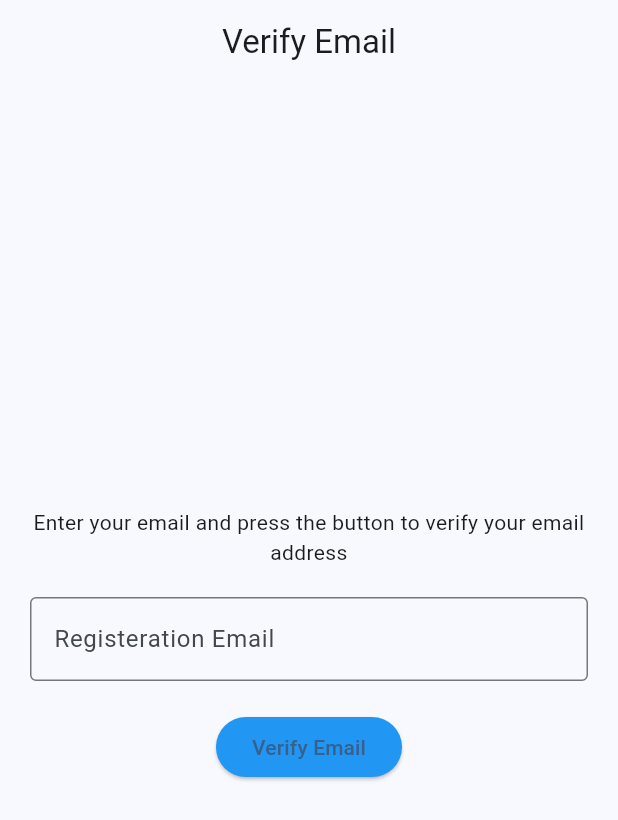
After one commit to BIGboss248/flutter-currency-project, a Flutter app: the VerifyEmailPage screen opened by its route, on a phone screen of 412 x 824 dp. The commit adds this screen. Shown: the top 820 px of the screen. Run offline on Flutter 3.47's test engine with Material 3 defaults, Android fonts, the phone set to English and light mode, and no system bars; our stand-ins replace firebase_auth, firebase_core, go_router, shared_preferences; accounts and stored records are empty; generated files the repository leaves out were written again; network calls fail.

Commit message:
added verification page

```diff
--- a/lib/constants/routes.dart
+++ b/lib/constants/routes.dart
@@ -2,3 +2,4 @@ const String mainPageRoute = '/';
 const String transactionsPageRoute = '/transactions';
 const String loginPageRoute = '/login';
 const String registerPageRoute = '/register';
+const String verifyEmailPageRoute = '/verify-email';
--- a/lib/main.dart
+++ b/lib/main.dart
@@ -6,6 +6,7 @@ import 'package:flutter_application_2/pages/login_page.dart';
 import 'package:flutter_application_2/pages/regiteration_page.dart';
 import 'package:flutter_application_2/pages/transactions.dart';
 import 'package:flutter_application_2/pages/home.dart';
+import 'package:flutter_application_2/pages/verify_email_page.dart';
 import 'package:flutter_application_2/widgets/theme_change.dart';
 import 'package:go_router/go_router.dart';
 import 'firebase_options.dart';
@@ -29,6 +30,13 @@ final _router = GoRouter(
     GoRoute(
       path: registerPageRoute,
       builder: (context, state) => RegisterationPage(pageIndex: 3),
+    ),
+    GoRoute(
+      path: verifyEmailPageRoute,
+      builder: (context, state) {
+        final email = state.uri.queryParameters['email'];
+        return VerifyEmailPage(pageIndex: 4, email: email);
+      },
     ),
   ],
 );
--- a/lib/pages/regiteration_page.dart
+++ b/lib/pages/regiteration_page.dart
@@ -1,6 +1,9 @@
 import 'package:firebase_auth/firebase_auth.dart';
 import 'package:flutter/material.dart';
+import 'package:flutter_application_2/constants/routes.dart';
 import 'dart:developer' as developer;
+
+import 'package:go_router/go_router.dart';
 
 class RegisterationPage extends StatefulWidget {
   const RegisterationPage({super.key, required this.pageIndex});
@@ -101,14 +104,17 @@ class _RegisterationPageState extends State<RegisterationPage> {
                     "User registered: ${userCredential.user?.email}",
                     level: 200,
                   );
-                  final user = FirebaseAuth.instance.currentUser;
                   developer.log(
-                    "Verifing user Email ${userCredential.user?.email}",
+                    "Sending user ${userCredential.user?.email} to verification page",
                     level: 200,
                   );
-                  setState(() {
-                    userVerifiEmailFuture = user?.sendEmailVerification();
-                  });
+                  developer.log(
+                    "Routing to $verifyEmailPageRoute?email=${_emailController.text}",
+                    level: 200,
+                  );
+                  context.push(
+                    "$verifyEmailPageRoute?email=${_emailController.text}",
+                  );
                 } on FirebaseAuthException catch (e) {
                   // if (!mounted) return; //* GPT said i should add this to get rid of context warning IDK what it dose so i comment it out
                   switch (e.code) {
--- /dev/null
+++ b/lib/pages/verify_email_page.dart
@@ -0,0 +1,105 @@
+import 'package:firebase_auth/firebase_auth.dart';
+import 'package:flutter/material.dart';
+import 'dart:developer' as developer;
+
+class VerifyEmailPage extends StatefulWidget {
+  const VerifyEmailPage({super.key, required this.pageIndex, this.email});
+
+  final int pageIndex;
+  final String? email;
+
+  @override
+  State<VerifyEmailPage> createState() => _VerifyEmailPageState();
+}
+
+class _VerifyEmailPageState extends State<VerifyEmailPage> {
+  final submitFocusNode = FocusNode();
+  final _emailController = TextEditingController();
+  final emailFocusNode = FocusNode();
+  String message =
+      "Enter your email and press the button to verify your email address";
+  Future<void>? emailVerificationFuture;
+
+  @override
+  void initState() {
+    developer.log("Inside verification page email recived is ${widget.email}");
+    super.initState();
+    if (widget.email != null) {
+      _emailController.text = widget.email!;
+      message =
+          "Your registeration is almost complete please verify your email address";
+    }
+  }
+
+  @override
+  Widget build(BuildContext context) {
+    return Scaffold(
+      appBar: AppBar(
+        title: Text("Verify Email"),
+        centerTitle: true,
+        automaticallyImplyLeading: true,
+      ),
+      body: Container(
+        padding: EdgeInsets.all(20.0),
+        child: Column(
+          spacing: 20.0,
+          mainAxisAlignment: MainAxisAlignment.center,
+          crossAxisAlignment: CrossAxisAlignment.center,
+          children: [
+            Text(message, textAlign: TextAlign.center),
+            TextField(
+              focusNode: emailFocusNode,
+              controller:
+                  _emailController, // Controller to get the text from the text //* this must be declared outside build method
+              enableSuggestions:
+                  true, // Enable suggestions for the text field disable for password fields
+              autocorrect:
+                  true, // Enable autocorrect for the text field disable for password fields
+              obscureText:
+                  false, // Obscure text for password fields set to true for password fields
+              keyboardType: TextInputType
+                  .emailAddress, // Shows a keyboard with @ and for email input
+              decoration: InputDecoration(
+                labelText:
+                    "Registeration Email", // Label text when the field is focused
+                hintText:
+                    "Enter the Email you registered with", // Hint text when the field is empty
+                border: OutlineInputBorder(), // Border around the text field
+              ),
+              onSubmitted: (_) {
+                FocusScope.of(context).requestFocus(submitFocusNode);
+              },
+            ),
+            ElevatedButton(
+              onPressed: () {
+                final user = FirebaseAuth.instance.currentUser;
+                setState(() {
+                  emailVerificationFuture = user?.sendEmailVerification();
+                });
+              },
+              focusNode: submitFocusNode,
+              child: Text("Verify Email"),
+            ),
+            FutureBuilder(
+              future: emailVerificationFuture,
+              builder: (context, snapshot) {
+                switch (snapshot.connectionState) {
+                  case ConnectionState.waiting:
+                    return CircularProgressIndicator();
+                  case ConnectionState.done:
+                    return Text(
+                      "Verification Email sent please verify your email",
+                      style: TextStyle(color: Colors.green),
+                      textAlign: TextAlign.center,
+                    );
+                  default:
+                    return SizedBox.shrink();
+                }
+              },
+            ),
+          ],
+        ),
+      ),
+    );
+  }
+}
```
